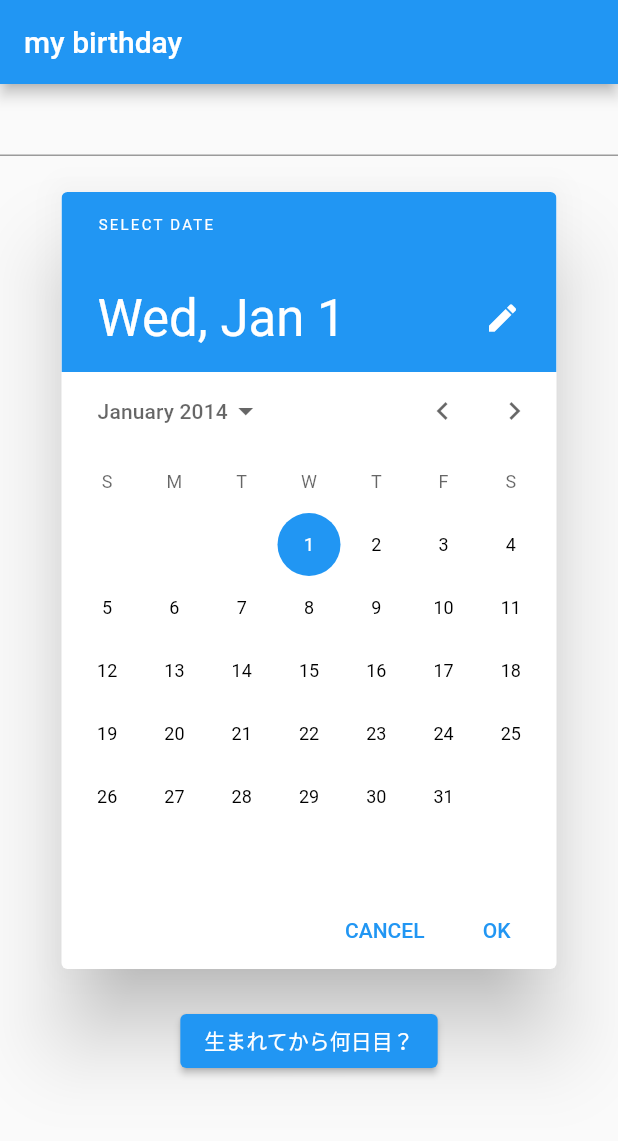
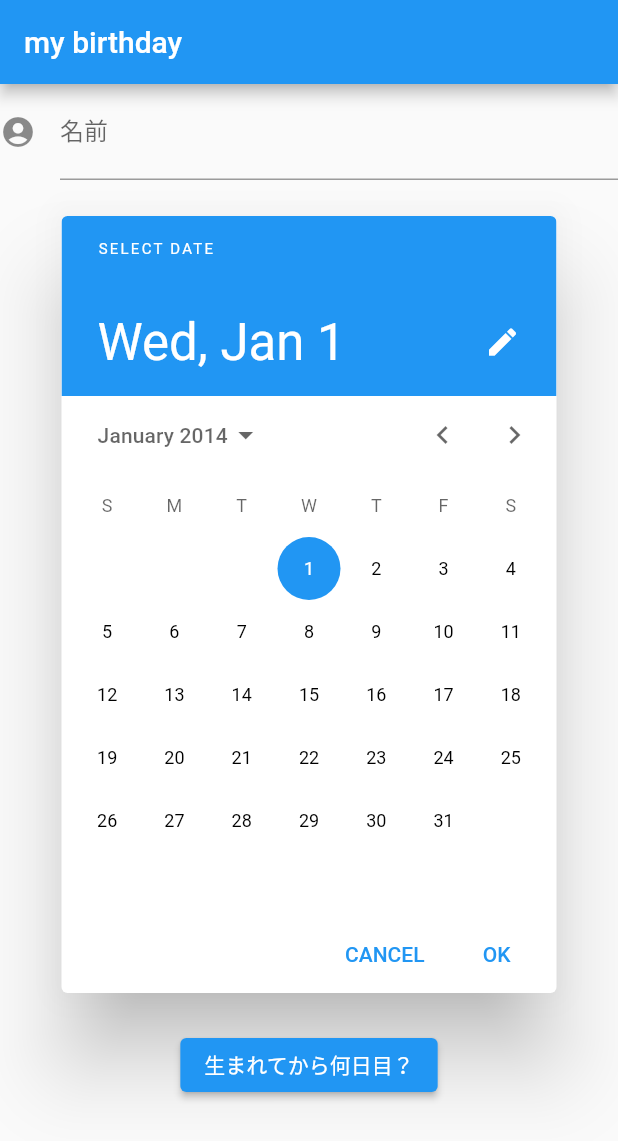
Before and after one commit to kenji-kk/flutter_pra_2, a Flutter app: the screen it shows after launch, on a phone screen of 412 x 824 dp. Shown: the top 1141 px of the screen. Run offline on Flutter 3.47's test engine with Material 2 defaults, Android fonts, the light colour scheme and no system bars.

Commit message:
フォーム修正

```diff
--- a/lib/main.dart
+++ b/lib/main.dart
@@ -14,7 +14,12 @@ class MyApp extends StatelessWidget {
         ),
         body: Column(
           children: [
-            TextField(),
+            TextField(
+              decoration: InputDecoration(
+                  labelText: '名前',
+                  hintText: '名前',
+                  icon: Icon(Icons.account_circle)),
+            ),
             DatePickerDialog(
                 initialDate: DateTime(DateTime.now().year - 10),
                 firstDate: DateTime(DateTime.now().year - 100),
```
